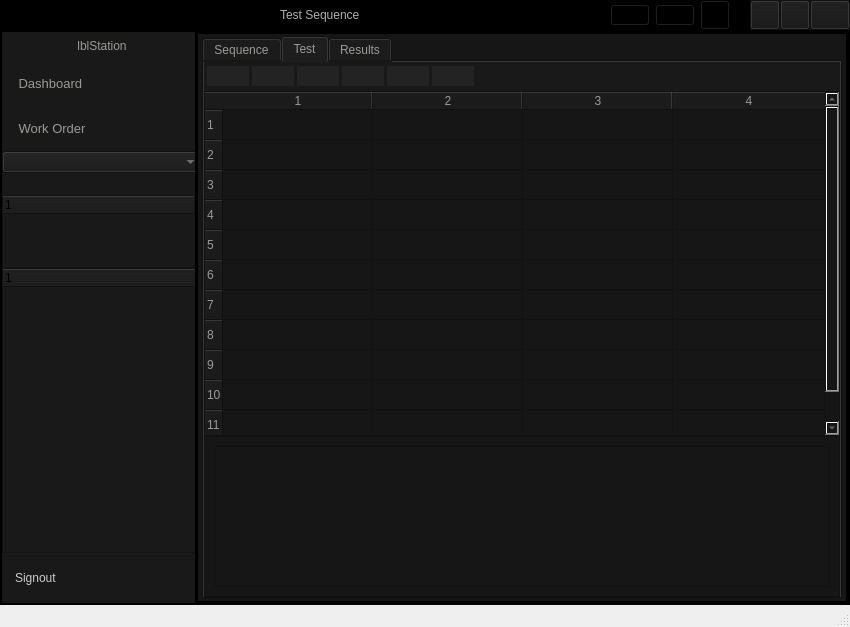
Above: gui/ui/ui_mainwindow.ui from sacefe/autohwtest before the change. Below: the same form after it.
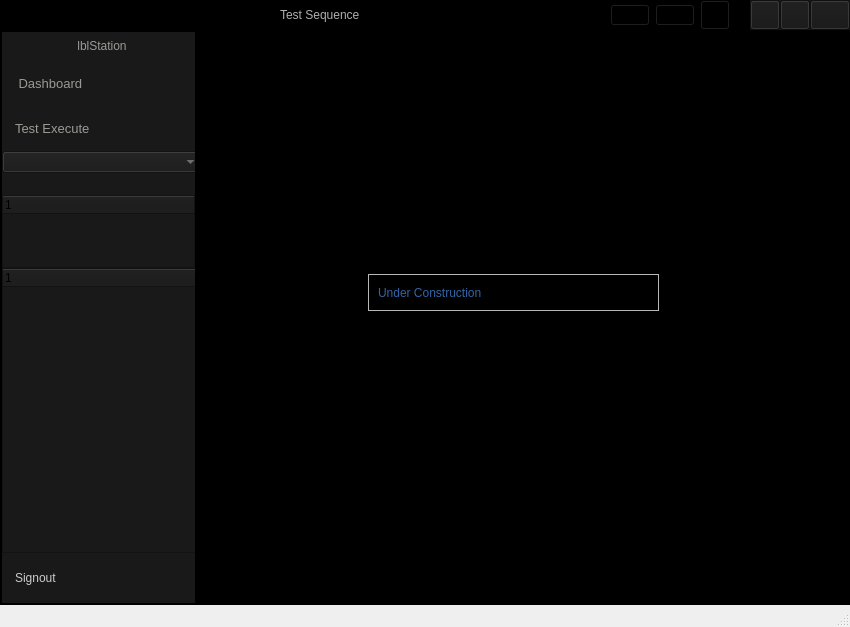
That is the form after the change. The open tabs and pages were chosen to show the change. Icons and pictures are not drawn.

Commit message: More Testplan examples, GUI pages activations, Login Modal

Diff of the .ui file:
```diff
--- a/gui/ui/ui_mainwindow.ui
+++ b/gui/ui/ui_mainwindow.ui
@@ -257,23 +257,6 @@
              <property name="bottomMargin">
               <number>0</number>
              </property>
-             <item>
-              <widget class="QPushButton" name="btnToolbox">
-               <property name="text">
-                <string/>
-               </property>
-               <property name="icon">
-                <iconset>
-                 <normaloff>../statics/icons/icons8_account_1.svg</normaloff>../statics/icons/icons8_account_1.svg</iconset>
-               </property>
-               <property name="iconSize">
-                <size>
-                 <width>20</width>
-                 <height>20</height>
-                </size>
-               </property>
-              </widget>
-             </item>
              <item>
               <widget class="QPushButton" name="btnLogin">
                <property name="text">
@@ -281,7 +264,24 @@
                </property>
                <property name="icon">
                 <iconset>
-                 <normaloff>../statics/icons/icons8_account_1.svg</normaloff>../statics/icons/icons8_account_1.svg</iconset>
+                 <normaloff>statics/icons/icons8_account_1.svg</normaloff>statics/icons/icons8_account_1.svg</iconset>
+               </property>
+               <property name="iconSize">
+                <size>
+                 <width>20</width>
+                 <height>20</height>
+                </size>
+               </property>
+              </widget>
+             </item>
+             <item>
+              <widget class="QPushButton" name="btnToolbox">
+               <property name="text">
+                <string/>
+               </property>
+               <property name="icon">
+                <iconset>
+                 <normaloff>statics/icons/icons8_maintenance_2.svg</normaloff>statics/icons/icons8_maintenance_2.svg</iconset>
                </property>
                <property name="iconSize">
                 <size>
@@ -695,7 +695,7 @@
 </string>
                </property>
                <property name="text">
-                <string> Work Order</string>
+                <string>Test Execute</string>
                </property>
                <property name="icon">
                 <iconset>
@@ -2031,7 +2031,43 @@
                  </item>
                 </layout>
                </widget>
-               <widget class="QWidget" name="page_6"/>
+               <widget class="QWidget" name="page_DashBoard">
+                <widget class="QFrame" name="frame_3">
+                 <property name="geometry">
+                  <rect>
+                   <x>170</x>
+                   <y>240</y>
+                   <width>291</width>
+                   <height>37</height>
+                  </rect>
+                 </property>
+                 <property name="frameShape">
+                  <enum>QFrame::Shape::StyledPanel</enum>
+                 </property>
+                 <property name="frameShadow">
+                  <enum>QFrame::Shadow::Raised</enum>
+                 </property>
+                 <layout class="QVBoxLayout" name="verticalLayout_15">
+                  <item>
+                   <widget class="QLabel" name="lblDashboard_TBD">
+                    <property name="minimumSize">
+                     <size>
+                      <width>34</width>
+                      <height>18</height>
+                     </size>
+                    </property>
+                    <property name="styleSheet">
+                     <string notr="true">color: rgb(52, 101, 164);
+font: 700 italic 20pt &quot;Ubuntu Mono&quot;;</string>
+                    </property>
+                    <property name="text">
+                     <string>Under Construction</string>
+                    </property>
+                   </widget>
+                  </item>
+                 </layout>
+                </widget>
+               </widget>
                <widget class="QWidget" name="page_7"/>
                <widget class="QWidget" name="page_8"/>
               </widget>
```
Left out of the diff: 32 changed lines with no effect on the pictures. The commit also changes 52 other files.
